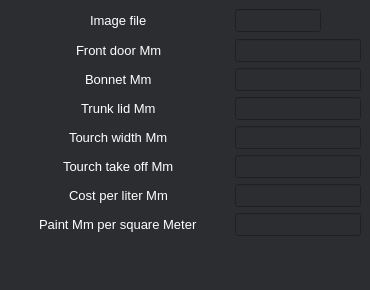
Above: Frontend/Qt/ui/Parametrs.ui from C0rTeZ13/HiH-2024 before the change. Below: the same form after it.
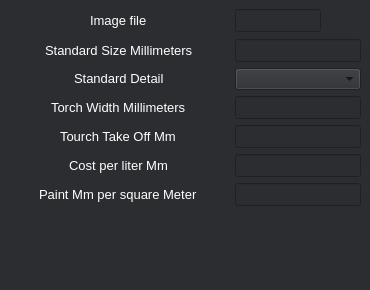
That is the form after the change. Icons and pictures are not drawn.

```diff
--- a/Frontend/Qt/ui/Parametrs.ui
+++ b/Frontend/Qt/ui/Parametrs.ui
@@ -67,62 +67,8 @@
       <string notr="true">background:rgb(43, 45, 49)</string>
      </property>
      <layout class="QGridLayout" name="gridLayout_2">
-      <item row="5" column="1">
-       <widget class="QLineEdit" name="edit_tourchTakeOff">
-        <property name="sizePolicy">
-         <sizepolicy hsizetype="Preferred" vsizetype="Fixed">
-          <horstretch>0</horstretch>
-          <verstretch>0</verstretch>
-         </sizepolicy>
-        </property>
-        <property name="font">
-         <font>
-          <pointsize>10</pointsize>
-         </font>
-        </property>
-        <property name="styleSheet">
-         <string notr="true">color: rgb(255, 255, 255)</string>
-        </property>
-       </widget>
-      </item>
-      <item row="3" column="1">
-       <widget class="QLineEdit" name="edit_trunkLink">
-        <property name="sizePolicy">
-         <sizepolicy hsizetype="Preferred" vsizetype="Fixed">
-          <horstretch>0</horstretch>
-          <verstretch>0</verstretch>
-         </sizepolicy>
-        </property>
-        <property name="font">
-         <font>
-          <pointsize>10</pointsize>
-         </font>
-        </property>
-        <property name="styleSheet">
-         <string notr="true">color: rgb(255, 255, 255)</string>
-        </property>
-       </widget>
-      </item>
-      <item row="1" column="1">
-       <widget class="QLineEdit" name="edit_frontDoor">
-        <property name="sizePolicy">
-         <sizepolicy hsizetype="Preferred" vsizetype="Fixed">
-          <horstretch>0</horstretch>
-          <verstretch>0</verstretch>
-         </sizepolicy>
-        </property>
-        <property name="font">
-         <font>
-          <pointsize>10</pointsize>
-         </font>
-        </property>
-        <property name="styleSheet">
-         <string notr="true">color: rgb(255, 255, 255)</string>
-        </property>
-       </widget>
-      </item>
-      <item row="1" column="0">
-       <widget class="QLineEdit" name="name_frontDoor">
+      <item row="4" column="0">
+       <widget class="QLineEdit" name="name_tourchTakeOff">
         <property name="enabled">
          <bool>true</bool>
         </property>
@@ -143,11 +89,14 @@
           <pointsize>10</pointsize>
          </font>
         </property>
+        <property name="contextMenuPolicy">
+         <enum>Qt::DefaultContextMenu</enum>
+        </property>
         <property name="styleSheet">
          <string notr="true">color: rgb(255, 255, 255)</string>
         </property>
         <property name="text">
-         <string>Front door Mm</string>
+         <string>Tourch Take Off Mm</string>
         </property>
         <property name="maxLength">
          <number>32765</number>
@@ -169,7 +118,7 @@
         </property>
        </widget>
       </item>
-      <item row="0" column="1">
+      <item row="0" column="2">
        <widget class="QWidget" name="edit_imageFile" native="true">
         <layout class="QHBoxLayout" name="horizontalLayout">
          <property name="spacing">
@@ -246,105 +195,21 @@
         </layout>
        </widget>
       </item>
-      <item row="5" column="0">
-       <widget class="QLineEdit" name="name_tourchTakeOff">
-        <property name="enabled">
-         <bool>true</bool>
-        </property>
+      <item row="8" column="2">
+       <widget class="QLineEdit" name="edit_name_paintMmPerSquareMeter">
         <property name="sizePolicy">
-         <sizepolicy hsizetype="Maximum" vsizetype="Fixed">
+         <sizepolicy hsizetype="Preferred" vsizetype="Fixed">
           <horstretch>0</horstretch>
           <verstretch>0</verstretch>
          </sizepolicy>
         </property>
-        <property name="minimumSize">
-         <size>
-          <width>220</width>
-          <height>0</height>
-         </size>
-        </property>
         <property name="font">
          <font>
           <pointsize>10</pointsize>
          </font>
         </property>
-        <property name="contextMenuPolicy">
-         <enum>Qt::DefaultContextMenu</enum>
-        </property>
         <property name="styleSheet">
          <string notr="true">color: rgb(255, 255, 255)</string>
-        </property>
-        <property name="text">
-         <string>Tourch take off Mm</string>
-        </property>
-        <property name="maxLength">
-         <number>32765</number>
-        </property>
-        <property name="frame">
-         <bool>false</bool>
-        </property>
-        <property name="alignment">
-         <set>Qt::AlignCenter</set>
-        </property>
-        <property name="dragEnabled">
-         <bool>false</bool>
-        </property>
-        <property name="readOnly">
-         <bool>true</bool>
-        </property>
-        <property name="clearButtonEnabled">
-         <bool>false</bool>
-        </property>
-       </widget>
-      </item>
-      <item row="7" column="0">
-       <widget class="QLineEdit" name="name_paintMmPerSquareMeter">
-        <property name="enabled">
-         <bool>true</bool>
-        </property>
-        <property name="sizePolicy">
-         <sizepolicy hsizetype="Maximum" vsizetype="Fixed">
-          <horstretch>0</horstretch>
-          <verstretch>0</verstretch>
-         </sizepolicy>
-        </property>
-        <property name="minimumSize">
-         <size>
-          <width>220</width>
-          <height>0</height>
-         </size>
-        </property>
-        <property name="font">
-         <font>
-          <pointsize>10</pointsize>
-         </font>
-        </property>
-        <property name="autoFillBackground">
-         <bool>false</bool>
-        </property>
-        <property name="styleSheet">
-         <string notr="true">color: rgb(255, 255, 255)</string>
-        </property>
-        <property name="text">
-         <string>Paint Mm per square Meter</string>
-        </property>
-        <property name="maxLength">
-         <number>32765</number>
-        </property>
-        <property name="frame">
-         <bool>false</bool>
-        </property>
-        <property name="alignment">
-         <set>Qt::AlignCenter</set>
-        </property>
-        <property name="dragEnabled">
-         <bool>false</bool>
-        </property>
-        <property name="readOnly">
-         <bool>true</bool>
-        </property>
-        <property name="clearButtonEnabled">
-         <bool>false</bool>
         </property>
        </widget>
       </item>
@@ -396,122 +261,8 @@
         </property>
        </widget>
       </item>
-      <item row="2" column="0">
-       <widget class="QLineEdit" name="name_bonnet">
-        <property name="enabled">
-         <bool>true</bool>
-        </property>
-        <property name="sizePolicy">
-         <sizepolicy hsizetype="Maximum" vsizetype="Fixed">
-          <horstretch>0</horstretch>
-          <verstretch>0</verstretch>
-         </sizepolicy>
-        </property>
-        <property name="minimumSize">
-         <size>
-          <width>220</width>
-          <height>0</height>
-         </size>
-        </property>
-        <property name="font">
-         <font>
-          <pointsize>10</pointsize>
-         </font>
-        </property>
-        <property name="styleSheet">
-         <string notr="true">color: rgb(255, 255, 255)</string>
-        </property>
-        <property name="text">
-         <string>Bonnet Mm</string>
-        </property>
-        <property name="maxLength">
-         <number>32765</number>
-        </property>
-        <property name="frame">
-         <bool>false</bool>
-        </property>
-        <property name="alignment">
-         <set>Qt::AlignCenter</set>
-        </property>
-        <property name="dragEnabled">
-         <bool>false</bool>
-        </property>
-        <property name="readOnly">
-         <bool>true</bool>
-        </property>
-        <property name="clearButtonEnabled">
-         <bool>false</bool>
-        </property>
-       </widget>
-      </item>
-      <item row="3" column="0">
-       <widget class="QLineEdit" name="name_trunkLink">
-        <property name="enabled">
-         <bool>true</bool>
-        </property>
-        <property name="sizePolicy">
-         <sizepolicy hsizetype="Maximum" vsizetype="Fixed">
-          <horstretch>0</horstretch>
-          <verstretch>0</verstretch>
-         </sizepolicy>
-        </property>
-        <property name="minimumSize">
-         <size>
-          <width>220</width>
-          <height>0</height>
-         </size>
-        </property>
-        <property name="font">
-         <font>
-          <pointsize>10</pointsize>
-         </font>
-        </property>
-        <property name="styleSheet">
-         <string notr="true">color: rgb(255, 255, 255)</string>
-        </property>
-        <property name="text">
-         <string>Trunk lid Mm</string>
-        </property>
-        <property name="maxLength">
-         <number>32765</number>
-        </property>
-        <property name="frame">
-         <bool>false</bool>
-        </property>
-        <property name="alignment">
-         <set>Qt::AlignCenter</set>
-        </property>
-        <property name="dragEnabled">
-         <bool>false</bool>
-        </property>
-        <property name="readOnly">
-         <bool>true</bool>
-        </property>
-        <property name="clearButtonEnabled">
-         <bool>false</bool>
-        </property>
-       </widget>
-      </item>
-      <item row="2" column="1">
-       <widget class="QLineEdit" name="edit_bonnet">
-        <property name="sizePolicy">
-         <sizepolicy hsizetype="Preferred" vsizetype="Fixed">
-          <horstretch>0</horstretch>
-          <verstretch>0</verstretch>
-         </sizepolicy>
-        </property>
-        <property name="font">
-         <font>
-          <pointsize>10</pointsize>
-         </font>
-        </property>
-        <property name="styleSheet">
-         <string notr="true">color: rgb(255, 255, 255)</string>
-        </property>
-       </widget>
-      </item>
-      <item row="6" column="1">
-       <widget class="QLineEdit" name="edit_costPerLiter">
+      <item row="1" column="2">
+       <widget class="QLineEdit" name="edit_standardSizeMillimeters">
         <property name="sizePolicy">
          <sizepolicy hsizetype="Preferred" vsizetype="Fixed">
           <horstretch>0</horstretch>
@@ -529,6 +280,105 @@
        </widget>
       </item>
       <item row="8" column="0">
+       <widget class="QLineEdit" name="name_paintMmPerSquareMeter">
+        <property name="enabled">
+         <bool>true</bool>
+        </property>
+        <property name="sizePolicy">
+         <sizepolicy hsizetype="Maximum" vsizetype="Fixed">
+          <horstretch>0</horstretch>
+          <verstretch>0</verstretch>
+         </sizepolicy>
+        </property>
+        <property name="minimumSize">
+         <size>
+          <width>220</width>
+          <height>0</height>
+         </size>
+        </property>
+        <property name="font">
+         <font>
+          <pointsize>10</pointsize>
+         </font>
+        </property>
+        <property name="autoFillBackground">
+         <bool>false</bool>
+        </property>
+        <property name="styleSheet">
+         <string notr="true">color: rgb(255, 255, 255)</string>
+        </property>
+        <property name="text">
+         <string>Paint Mm per square Meter</string>
+        </property>
+        <property name="maxLength">
+         <number>32765</number>
+        </property>
+        <property name="frame">
+         <bool>false</bool>
+        </property>
+        <property name="alignment">
+         <set>Qt::AlignCenter</set>
+        </property>
+        <property name="dragEnabled">
+         <bool>false</bool>
+        </property>
+        <property name="readOnly">
+         <bool>true</bool>
+        </property>
+        <property name="clearButtonEnabled">
+         <bool>false</bool>
+        </property>
+       </widget>
+      </item>
+      <item row="7" column="0">
+       <widget class="QLineEdit" name="name_costPerLiter">
+        <property name="enabled">
+         <bool>true</bool>
+        </property>
+        <property name="sizePolicy">
+         <sizepolicy hsizetype="Maximum" vsizetype="Fixed">
+          <horstretch>0</horstretch>
+          <verstretch>0</verstretch>
+         </sizepolicy>
+        </property>
+        <property name="minimumSize">
+         <size>
+          <width>220</width>
+          <height>0</height>
+         </size>
+        </property>
+        <property name="font">
+         <font>
+          <pointsize>10</pointsize>
+         </font>
+        </property>
+        <property name="styleSheet">
+         <string notr="true">color: rgb(255, 255, 255)</string>
+        </property>
+        <property name="text">
+         <string>Cost per liter Mm</string>
+        </property>
+        <property name="maxLength">
+         <number>32765</number>
+        </property>
+        <property name="frame">
+         <bool>false</bool>
+        </property>
+        <property name="alignment">
+         <set>Qt::AlignCenter</set>
+        </property>
+        <property name="dragEnabled">
+         <bool>false</bool>
+        </property>
+        <property name="readOnly">
+         <bool>true</bool>
+        </property>
+        <property name="clearButtonEnabled">
+         <bool>false</bool>
+        </property>
+       </widget>
+      </item>
+      <item row="9" column="0">
        <spacer name="verticalSpacer">
         <property name="orientation">
          <enum>Qt::Vertical</enum>
@@ -541,8 +391,8 @@
         </property>
        </spacer>
       </item>
-      <item row="6" column="0">
-       <widget class="QLineEdit" name="name_costPerLiter">
+      <item row="3" column="0">
+       <widget class="QLineEdit" name="name_torchWidthMillimeters">
         <property name="enabled">
          <bool>true</bool>
         </property>
@@ -567,7 +417,7 @@
          <string notr="true">color: rgb(255, 255, 255)</string>
         </property>
         <property name="text">
-         <string>Cost per liter Mm</string>
+         <string>Torch Width Millimeters</string>
         </property>
         <property name="maxLength">
          <number>32765</number>
@@ -589,9 +439,57 @@
         </property>
        </widget>
       </item>
-      <item row="7" column="1">
-       <widget class="QLineEdit" name="edit_name_paintMmPerSquareMeter">
+      <item row="1" column="0">
+       <widget class="QLineEdit" name="name_standardSizeMillimeters">
+        <property name="enabled">
+         <bool>true</bool>
+        </property>
         <property name="sizePolicy">
+         <sizepolicy hsizetype="Maximum" vsizetype="Fixed">
+          <horstretch>0</horstretch>
+          <verstretch>0</verstretch>
+         </sizepolicy>
+        </property>
+        <property name="minimumSize">
+         <size>
+          <width>220</width>
+          <height>0</height>
+         </size>
+        </property>
+        <property name="font">
+         <font>
+          <pointsize>10</pointsize>
+         </font>
+        </property>
+        <property name="styleSheet">
+         <string notr="true">color: rgb(255, 255, 255)</string>
+        </property>
+        <property name="text">
+         <string>Standard Size Millimeters</string>
+        </property>
+        <property name="maxLength">
+         <number>32765</number>
+        </property>
+        <property name="frame">
+         <bool>false</bool>
+        </property>
+        <property name="alignment">
+         <set>Qt::AlignCenter</set>
+        </property>
+        <property name="dragEnabled">
+         <bool>false</bool>
+        </property>
+        <property name="readOnly">
+         <bool>true</bool>
+        </property>
+        <property name="clearButtonEnabled">
+         <bool>false</bool>
+        </property>
+       </widget>
+      </item>
+      <item row="7" column="2">
+       <widget class="QLineEdit" name="edit_costPerLiter">
+        <property name="sizePolicy">
          <sizepolicy hsizetype="Preferred" vsizetype="Fixed">
           <horstretch>0</horstretch>
           <verstretch>0</verstretch>
@@ -607,8 +505,8 @@
         </property>
        </widget>
       </item>
-      <item row="4" column="0">
-       <widget class="QLineEdit" name="name_tourchWidth">
+      <item row="2" column="0">
+       <widget class="QLineEdit" name="name_standardDetail">
         <property name="enabled">
          <bool>true</bool>
         </property>
@@ -633,7 +531,7 @@
          <string notr="true">color: rgb(255, 255, 255)</string>
         </property>
         <property name="text">
-         <string>Tourch width Mm</string>
+         <string>Standard Detail</string>
         </property>
         <property name="maxLength">
          <number>32765</number>
@@ -655,8 +553,8 @@
         </property>
        </widget>
       </item>
-      <item row="4" column="1">
-       <widget class="QLineEdit" name="edit_tourchWidth">
+      <item row="3" column="2">
+       <widget class="QLineEdit" name="edit_torchWidthMillimeters">
         <property name="sizePolicy">
          <sizepolicy hsizetype="Preferred" vsizetype="Fixed">
           <horstretch>0</horstretch>
@@ -673,6 +571,27 @@
         </property>
        </widget>
       </item>
+      <item row="4" column="2">
+       <widget class="QLineEdit" name="edit_tourchTakeOff">
+        <property name="sizePolicy">
+         <sizepolicy hsizetype="Preferred" vsizetype="Fixed">
+          <horstretch>0</horstretch>
+          <verstretch>0</verstretch>
+         </sizepolicy>
+        </property>
+        <property name="font">
+         <font>
+          <pointsize>10</pointsize>
+         </font>
+        </property>
+        <property name="styleSheet">
+         <string notr="true">color: rgb(255, 255, 255)</string>
+        </property>
+       </widget>
+      </item>
+      <item row="2" column="2">
+       <widget class="QComboBox" name="cmb_standardDetail"/>
+      </item>
      </layout>
     </widget>
    </item>
```
